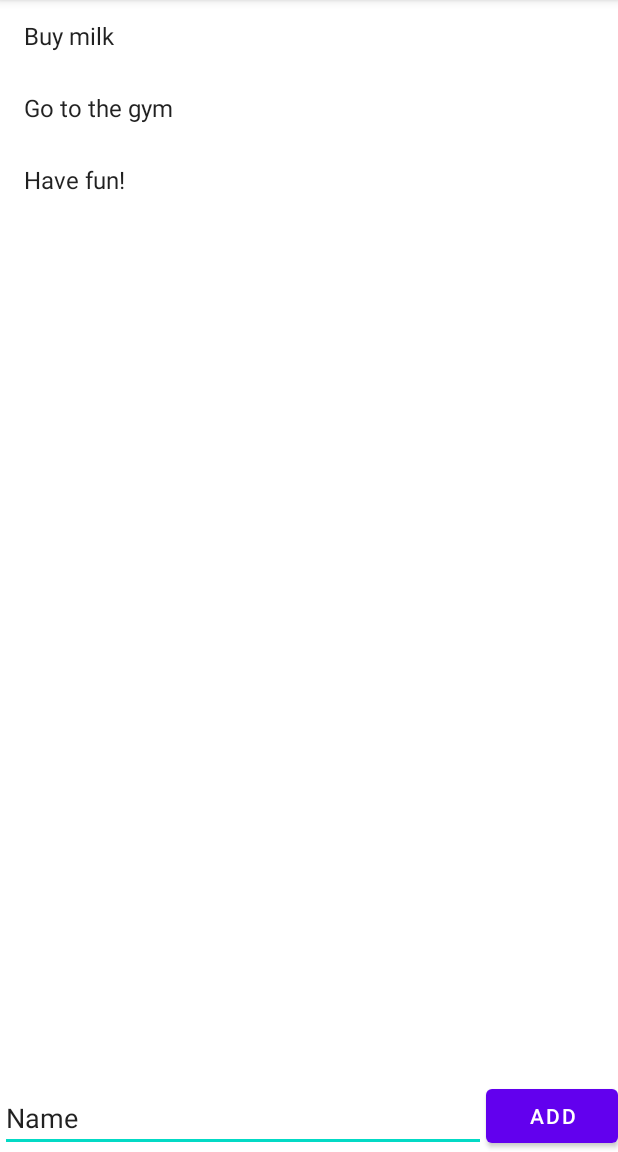
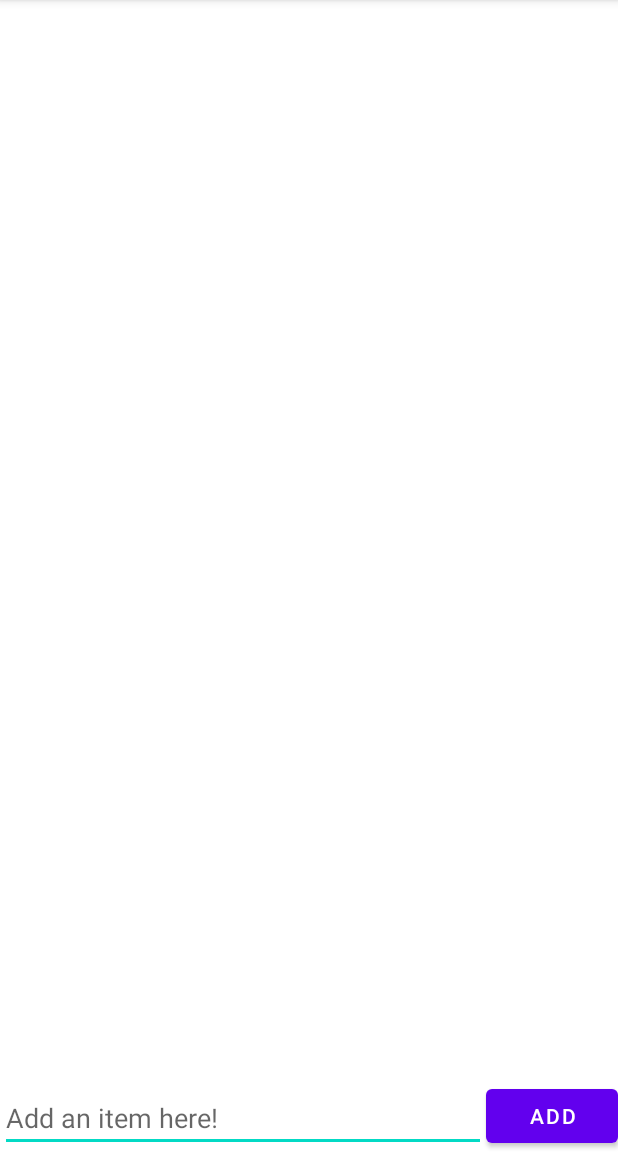
Before and after one commit to Gilberthtx/SimpleToDo, an Android app: the screen it shows after launch (MainActivity), on a phone screen of 412 x 824 dp, the part 84-1236 px from its top. Run offline under Robolectric (Android 15) with nearby library versions, the phone set to English and light mode, and no system bars.

Commit message:
Add and remove items + data persistence
You can now add and remove items from your to-do list and the app will save them and load the items on app start. Using FileUtils class from Apache Common IO 2.6

```diff
--- a/app/build.gradle
+++ b/app/build.gradle
@@ -35,4 +35,5 @@ dependencies {
     testImplementation 'junit:junit:4.+'
     androidTestImplementation 'androidx.test.ext:junit:1.1.3'
     androidTestImplementation 'androidx.test.espresso:espresso-core:3.4.0'
+    implementation 'commons-io:commons-io:2.6'
 }
--- a/app/src/main/java/com/codepath/gilberthtx/simpletodo/ItemsAdapter.java
+++ b/app/src/main/java/com/codepath/gilberthtx/simpletodo/ItemsAdapter.java
@@ -10,13 +10,19 @@ import androidx.recyclerview.widget.RecyclerView;
 
 import java.util.List;
 
-//Displays data from model into row in recycler view
+// Displays data from model into row in recycler view
 public class ItemsAdapter extends RecyclerView.Adapter<ItemsAdapter.ViewHolder>{
 
+    public interface OnLongClickListener {
+        void onItemLongClicked(int position);
+    }
+
     List <String> items;
+    OnLongClickListener longClickListener;
 
-    public ItemsAdapter(List<String> items) {
+    public ItemsAdapter(List<String> items, OnLongClickListener longClickListener) {
         this.items = items;
+        this.longClickListener = longClickListener;
     }
 
     @NonNull
@@ -24,11 +30,11 @@ public class ItemsAdapter extends RecyclerView.Adapter<ItemsAdapter.ViewHolder>{
     public ViewHolder onCreateViewHolder(@NonNull ViewGroup parent, int viewType) {
         // Use layout inflater to inflate view
         View todoView = LayoutInflater.from(parent.getContext()).inflate(android.R.layout.simple_list_item_1, parent, false);
-        //wrap it inside a view holder and return it
+        // wrap it inside a view holder and return it
         return new ViewHolder(todoView);
     }
 
-    //binds data to a particular view holder
+    // binds data to a particular view holder
     @Override
     public void onBindViewHolder(@NonNull ViewHolder holder, int position) {
         // grab item at position
@@ -37,14 +43,14 @@ public class ItemsAdapter extends RecyclerView.Adapter<ItemsAdapter.ViewHolder>{
         holder.bind(item);
     }
 
-    //Tells recycler view how many items are in the list
+    // Tells recycler view how many items are in the list
     @Override
     public int getItemCount() {
         return items.size();
 
     }
 
-    //Container to provide easy access to views that represent each row of the list
+    // Container to provide easy access to views that represent each row of the list
     class ViewHolder extends RecyclerView.ViewHolder {
 
         TextView tvItem;
@@ -57,6 +63,14 @@ public class ItemsAdapter extends RecyclerView.Adapter<ItemsAdapter.ViewHolder>{
         // update the view inside of the view holder with this data
         public void bind(String item) {
             tvItem.setText(item);
+            tvItem.setOnLongClickListener(new View.OnLongClickListener() {
+                @Override
+                public boolean onLongClick(View v) {
+                    // notify listener which position was long clicked
+                    longClickListener.onItemLongClicked(getAdapterPosition());
+                    return true;
+                }
+            });
         }
     }
 }
--- a/app/src/main/java/com/codepath/gilberthtx/simpletodo/MainActivity.java
+++ b/app/src/main/java/com/codepath/gilberthtx/simpletodo/MainActivity.java
@@ -5,9 +5,17 @@ import androidx.recyclerview.widget.LinearLayoutManager;
 import androidx.recyclerview.widget.RecyclerView;
 
 import android.os.Bundle;
+import android.util.Log;
+import android.view.View;
 import android.widget.Button;
 import android.widget.EditText;
+import android.widget.Toast;
 
+import org.apache.commons.io.FileUtils;
+
+import java.io.File;
+import java.io.IOException;
+import java.nio.charset.Charset;
 import java.util.ArrayList;
 import java.util.List;
 
@@ -18,6 +26,7 @@ public class MainActivity extends AppCompatActivity {
     Button btnAdd;
     EditText etItem;
     RecyclerView rvItems;
+    ItemsAdapter itemsAdapter;
 
     @Override
     protected void onCreate(Bundle savedInstanceState) {
@@ -28,15 +37,57 @@ public class MainActivity extends AppCompatActivity {
         etItem = findViewById(R.id.etItem);
         rvItems = findViewById(R.id.rvItems);
 
+        loadItems();
 
-        items = new ArrayList<>();
-        items.add("Buy milk");
-        items.add("Go to the gym");
-        items.add("Have fun!");
-
-        ItemsAdapter itemsAdapter = new ItemsAdapter(items);
+        ItemsAdapter.OnLongClickListener onLongClickListener = new ItemsAdapter.OnLongClickListener() {
+            @Override
+            public void onItemLongClicked(int position) {
+                // delete the item from the model
+                items.remove(position);
+                // notify the adapter
+                itemsAdapter.notifyItemRemoved(position);
+                Toast.makeText(getApplicationContext(), "Item was removed", Toast.LENGTH_SHORT).show();
+                saveItems();
+            }
+        };
+        itemsAdapter = new ItemsAdapter(items, onLongClickListener);
         rvItems.setAdapter(itemsAdapter);
         rvItems.setLayoutManager(new LinearLayoutManager(this));
 
+        btnAdd.setOnClickListener(new View.OnClickListener() {
+            @Override
+            public void onClick(View v) {
+                String todoItem = etItem.getText().toString();
+                // Add item to the model
+                items.add(todoItem);
+                // Notify adapter that an item is inserted
+                itemsAdapter.notifyItemInserted(items.size() - 1);
+                etItem.setText("");
+                Toast.makeText(getApplicationContext(), "Item was added", Toast.LENGTH_SHORT).show();
+                saveItems();
+            }
+        });
+    }
+
+    private File getDataFile() {
+        return new File(getFilesDir(), "data.txt");
+    }
+
+    // loads items by reading every line of the data file
+    private void loadItems(){
+        try {
+            items = new ArrayList<>(FileUtils.readLines(getDataFile(), Charset.defaultCharset()));
+        } catch (IOException e) {
+            Log.e("MainActivity", "Error reading items", e);
+            items = new ArrayList<>();
+        }
+    }
+    // saves items by writing them nto the data file
+    private void saveItems() {
+        try {
+            FileUtils.writeLines(getDataFile(), items);
+        } catch (IOException e) {
+            Log.e("MainActivity", "Error writing items", e);
+        }
     }
 }
--- a/app/src/main/res/layout/activity_main.xml
+++ b/app/src/main/res/layout/activity_main.xml
@@ -29,7 +29,7 @@
         android:ems="10"
         android:hint="Add an item here!"
         android:inputType="textPersonName"
-        android:text="Name" />
+        android:text="" />  //sets default text for adding an item
 
     <androidx.recyclerview.widget.RecyclerView
         android:id="@+id/rvItems"
```
